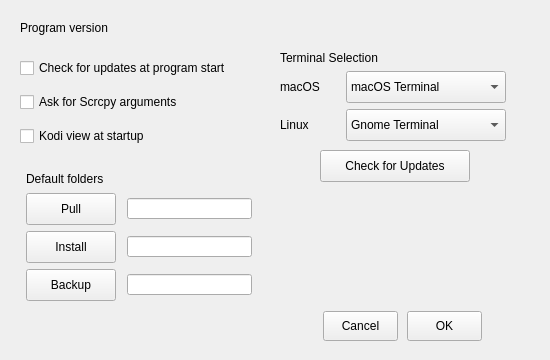
Before: the Qt Designer form adbprefdialog.ui in Eliminater74/adblink, drawn with Qt 5.
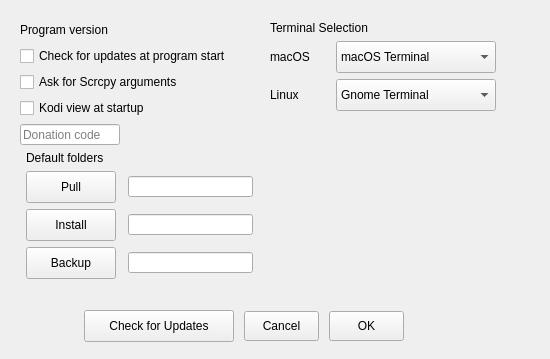
After: the same form once the commit is applied.

Commit message: donation links endabled/disabled via json field

```diff
--- a/adbprefdialog.ui
+++ b/adbprefdialog.ui
@@ -7,81 +7,12 @@
     <x>0</x>
     <y>0</y>
     <width>550</width>
-    <height>360</height>
+    <height>359</height>
    </rect>
   </property>
   <property name="windowTitle">
    <string>Preferences</string>
   </property>
-  <widget class="QWidget" name="adbprefdialog_layoutWidget">
-   <property name="geometry">
-    <rect>
-     <x>320</x>
-     <y>310</y>
-     <width>166</width>
-     <height>32</height>
-    </rect>
-   </property>
-   <layout class="QHBoxLayout" name="horizontalLayout_4">
-    <item>
-     <widget class="QPushButton" name="cancelButton">
-      <property name="minimumSize">
-       <size>
-        <width>75</width>
-        <height>30</height>
-       </size>
-      </property>
-      <property name="maximumSize">
-       <size>
-        <width>75</width>
-        <height>30</height>
-       </size>
-      </property>
-      <property name="text">
-       <string>Cancel</string>
-      </property>
-      <property name="autoDefault">
-       <bool>false</bool>
-      </property>
-     </widget>
-    </item>
-    <item>
-     <widget class="QPushButton" name="okButton">
-      <property name="minimumSize">
-       <size>
-        <width>75</width>
-        <height>30</height>
-       </size>
-      </property>
-      <property name="maximumSize">
-       <size>
-        <width>75</width>
-        <height>30</height>
-       </size>
-      </property>
-      <property name="text">
-       <string>OK</string>
-      </property>
-      <property name="autoDefault">
-       <bool>false</bool>
-      </property>
-     </widget>
-    </item>
-   </layout>
-  </widget>
-  <widget class="QLabel" name="versionLabel">
-   <property name="geometry">
-    <rect>
-     <x>20</x>
-     <y>20</y>
-     <width>201</width>
-     <height>16</height>
-    </rect>
-   </property>
-   <property name="text">
-    <string>Program version</string>
-   </property>
-  </widget>
   <widget class="QLabel" name="versionLabel_4">
    <property name="geometry">
     <rect>
@@ -142,44 +73,11 @@
     </property>
    </item>
   </widget>
-  <widget class="QWidget" name="adbprefdialog_layoutWidget_2">
-   <property name="geometry">
-    <rect>
-     <x>20</x>
-     <y>50</y>
-     <width>235</width>
-     <height>104</height>
-    </rect>
-   </property>
-   <layout class="QVBoxLayout" name="verticalLayout">
-    <item>
-     <widget class="QCheckBox" name="versioncheck">
-      <property name="text">
-       <string>Check for updates at program start</string>
-      </property>
-     </widget>
-    </item>
-    <item>
-     <widget class="QCheckBox" name="scrcpyargs">
-      <property name="text">
-       <string>Ask for Scrcpy arguments</string>
-      </property>
-     </widget>
-    </item>
-    <item>
-     <widget class="QCheckBox" name="startview">
-      <property name="text">
-       <string>Kodi view at startup</string>
-      </property>
-     </widget>
-    </item>
-   </layout>
-  </widget>
   <widget class="QWidget" name="adbprefdialog_layoutWidget_3">
    <property name="geometry">
     <rect>
-     <x>280</x>
-     <y>50</y>
+     <x>270</x>
+     <y>20</y>
      <width>226</width>
      <height>91</height>
     </rect>
@@ -289,15 +187,146 @@
     </item>
    </layout>
   </widget>
-  <widget class="QWidget" name="adbprefdialog_layoutWidget_4">
+  <widget class="QWidget" name="">
    <property name="geometry">
     <rect>
-     <x>21</x>
-     <y>171</y>
-     <width>237</width>
-     <height>130</height>
+     <x>80</x>
+     <y>310</y>
+     <width>330</width>
+     <height>32</height>
     </rect>
    </property>
+   <layout class="QHBoxLayout" name="horizontalLayout">
+    <item>
+     <widget class="QPushButton" name="checkButton">
+      <property name="minimumSize">
+       <size>
+        <width>150</width>
+        <height>32</height>
+       </size>
+      </property>
+      <property name="maximumSize">
+       <size>
+        <width>150</width>
+        <height>32</height>
+       </size>
+      </property>
+      <property name="text">
+       <string>Check for Updates</string>
+      </property>
+      <property name="autoDefault">
+       <bool>false</bool>
+      </property>
+     </widget>
+    </item>
+    <item>
+     <widget class="QPushButton" name="cancelButton">
+      <property name="minimumSize">
+       <size>
+        <width>75</width>
+        <height>30</height>
+       </size>
+      </property>
+      <property name="maximumSize">
+       <size>
+        <width>75</width>
+        <height>30</height>
+       </size>
+      </property>
+      <property name="text">
+       <string>Cancel</string>
+      </property>
+      <property name="autoDefault">
+       <bool>false</bool>
+      </property>
+     </widget>
+    </item>
+    <item>
+     <widget class="QPushButton" name="okButton">
+      <property name="minimumSize">
+       <size>
+        <width>75</width>
+        <height>30</height>
+       </size>
+      </property>
+      <property name="maximumSize">
+       <size>
+        <width>75</width>
+        <height>30</height>
+       </size>
+      </property>
+      <property name="text">
+       <string>OK</string>
+      </property>
+      <property name="autoDefault">
+       <bool>false</bool>
+      </property>
+     </widget>
+    </item>
+   </layout>
+  </widget>
+  <widget class="QWidget" name="">
+   <property name="geometry">
+    <rect>
+     <x>20</x>
+     <y>20</y>
+     <width>239</width>
+     <height>259</height>
+    </rect>
+   </property>
+   <layout class="QVBoxLayout" name="verticalLayout_2">
+    <item>
+     <widget class="QLabel" name="versionLabel">
+      <property name="text">
+       <string>Program version</string>
+      </property>
+     </widget>
+    </item>
+    <item>
+     <layout class="QVBoxLayout" name="verticalLayout">
+      <item>
+       <widget class="QCheckBox" name="versioncheck">
+        <property name="text">
+         <string>Check for updates at program start</string>
+        </property>
+       </widget>
+      </item>
+      <item>
+       <widget class="QCheckBox" name="scrcpyargs">
+        <property name="text">
+         <string>Ask for Scrcpy arguments</string>
+        </property>
+       </widget>
+      </item>
+      <item>
+       <widget class="QCheckBox" name="startview">
+        <property name="text">
+         <string>Kodi view at startup</string>
+        </property>
+       </widget>
+      </item>
+     </layout>
+    </item>
+    <item>
+     <widget class="QLineEdit" name="donation">
+      <property name="minimumSize">
+       <size>
+        <width>100</width>
+        <height>21</height>
+       </size>
+      </property>
+      <property name="maximumSize">
+       <size>
+        <width>100</width>
+        <height>21</height>
+       </size>
+      </property>
+      <property name="placeholderText">
+       <string>Donation code</string>
+      </property>
+     </widget>
+    </item>
+    <item>
    <layout class="QGridLayout" name="gridLayout_2">
     <item row="0" column="0">
      <widget class="QLabel" name="directoriesLabel">
@@ -439,34 +468,8 @@
      </widget>
     </item>
    </layout>
-  </widget>
-  <widget class="QPushButton" name="checkButton">
-   <property name="geometry">
-    <rect>
-     <x>320</x>
-     <y>150</y>
-     <width>150</width>
-     <height>32</height>
-    </rect>
-   </property>
-   <property name="minimumSize">
-    <size>
-     <width>150</width>
-     <height>32</height>
-    </size>
-   </property>
-   <property name="maximumSize">
-    <size>
-     <width>150</width>
-     <height>32</height>
-    </size>
-   </property>
-   <property name="text">
-    <string>Check for Updates</string>
-   </property>
-   <property name="autoDefault">
-    <bool>false</bool>
-   </property>
+    </item>
+   </layout>
   </widget>
  </widget>
  <resources/>
```
Lines whose indentation alone changed are shown as unchanged. The commit also changes 9 other files.
